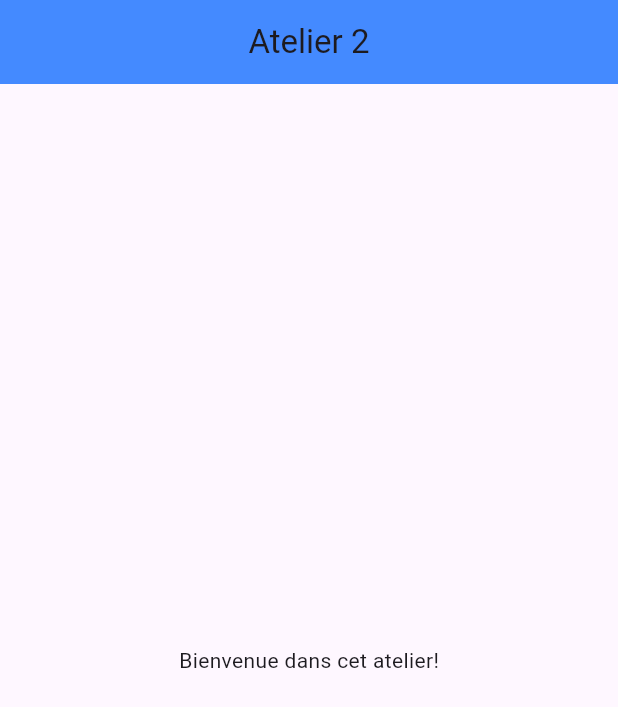
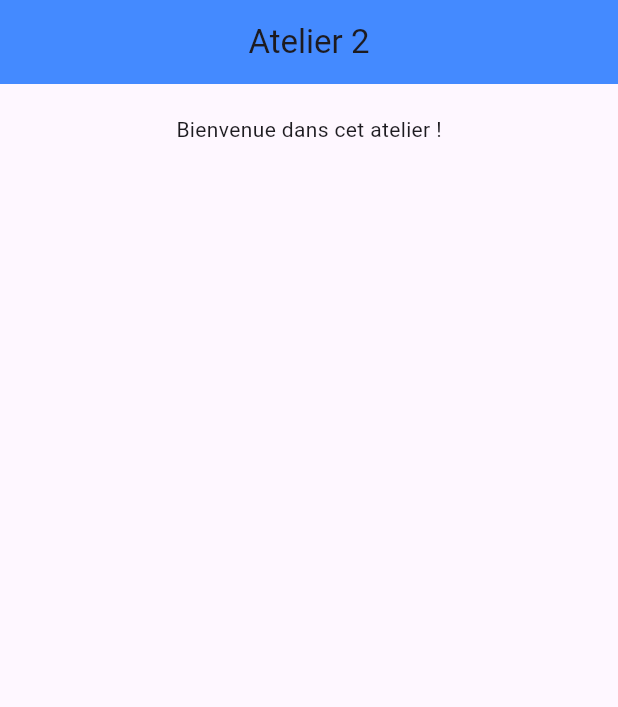
Before and after one commit to hachemsouyadi/atl_flutter-base-2, a Flutter app: the screen it shows after launch, on a phone screen of 412 x 824 dp. Shown: the top 707 px of the screen. Run offline on Flutter 3.47's test engine with Material 3 defaults, Android fonts, the phone set to English and light mode, and no system bars.

Commit message:
nouvelle modif

```diff
--- a/lib/main.dart
+++ b/lib/main.dart
@@ -17,9 +17,16 @@ title: Text('Atelier 2'),
 centerTitle: true,
 backgroundColor: Colors.blueAccent,
 ),
-body: Center(
-          child: Text('Bienvenue dans cet atelier!'),
-
+body: Container(
+alignment: Alignment.topCenter,
+child: Column(
+children: [
+SizedBox(height: 20),
+Text(
+'Bienvenue dans cet atelier !',
+)
+]
+)
 
         ),
       ),
```
